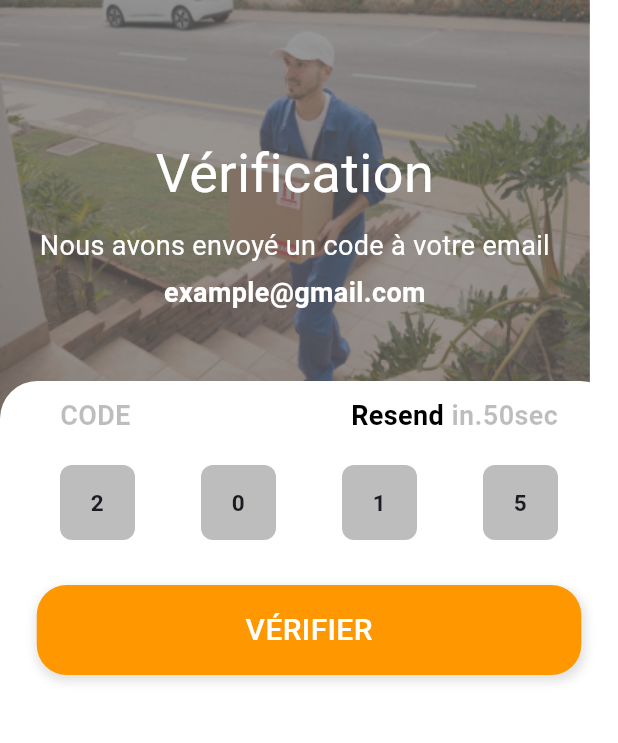
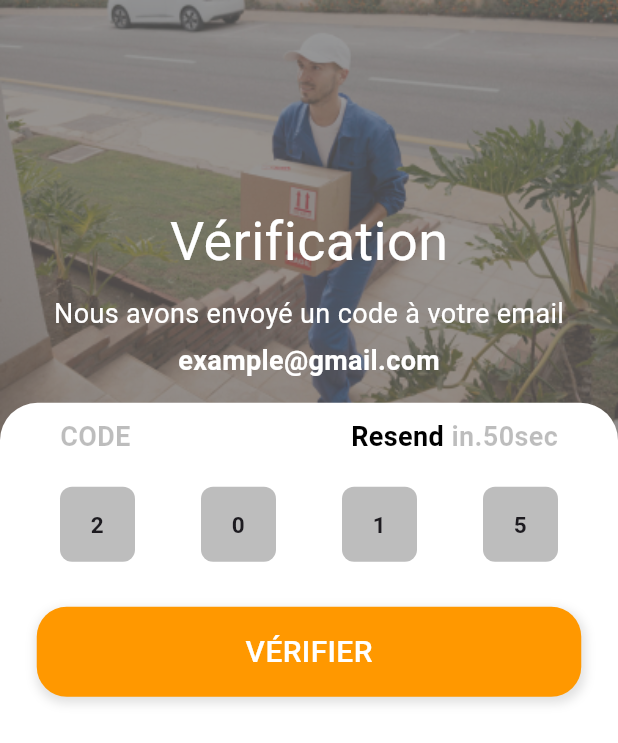
Before and after one commit to BAHRAOUIYassir/RapidDeliveryPFE, a Flutter app: the Verification screen opened directly, on a phone screen of 412 x 824 dp. Shown: the top 743 px of the screen. Run offline on Flutter 3.47's test engine with Material 3 defaults, Android fonts, the phone set to English and light mode, and no system bars; our stand-ins replace animated_splash_screen, animated_text_kit, dots_indicator, google_fonts, lottie; Roboto replaces fonts that are missing (fonts/inter-Regular.ttf).

Commit message:
hana 9dit hadok les page rah db thal moxkil avec scrool

```diff
--- a/mobile_app/lib/screen/Espace_de_livreur/Verification.dart
+++ b/mobile_app/lib/screen/Espace_de_livreur/Verification.dart
@@ -8,17 +8,16 @@ class Verification extends StatelessWidget {
 
   @override
   Widget build(BuildContext context) {
-    return Scaffold(
-      body: Stack(
-        children: [
-          Container(
-            height: MediaQuery.sizeOf(context).height,
-          ),
+    return SafeArea(
+        child: Scaffold(
+
+            body: SingleChildScrollView(
+                child: Column(children: [
               Stack(
                 alignment: Alignment.center,
                 children: [
                   Container(
-                width: 393,
+                    width: MediaQuery.sizeOf(context).width,
                     color: Colors.black38, //hada bax image ktwli kahla xwiya
                     child: Image.asset(
                       'image/livreur_men.png',
@@ -26,7 +25,7 @@ class Verification extends StatelessWidget {
                     ),
                   ),
                   Positioned(
-                top: 90,
+                    bottom: 40,
                     child: Column(
                       children: [
                         text36(name: 'Vérification', color: Colors.white),
@@ -49,11 +48,11 @@ class Verification extends StatelessWidget {
                   )
                 ],
               ),
-          Positioned(
-            bottom: 0,
+              Transform.translate(
+                offset: const Offset(0, -25),
                 child: Container(
                   width: MediaQuery.sizeOf(context).width,
-              height: 570,
+                  height: MediaQuery.sizeOf(context).height,
                   decoration: const BoxDecoration(
                     color: Colors.white,
                     borderRadius: BorderRadius.only(
@@ -63,8 +62,7 @@ class Verification extends StatelessWidget {
                   ),
                   child: Padding(
                     padding: const EdgeInsets.all(10.0),
-                child: Column(
-                  children: [
+                    child: Column(children: [
                       Padding(
                         padding: const EdgeInsets.symmetric(horizontal: 30),
                         child: Row(
@@ -77,7 +75,8 @@ class Verification extends StatelessWidget {
                             Row(
                               children: [
                                 text18(
-                                  name: 'Resend', fontWeight: FontWeight.bold),
+                                    name: 'Resend',
+                                    fontWeight: FontWeight.bold),
                                 const SizedBox(
                                   width: 5,
                                 ),
@@ -109,14 +108,11 @@ class Verification extends StatelessWidget {
                         height: 30,
                       ),
                       button(name: 'VÉRIFIER', sizetext: 20),
-                  ],
+                    ]),
                   ),
                 ),
               ),
-          )
-        ],
-      ),
-    );
+            ]))));
   }
 }
 
@@ -132,7 +128,7 @@ Widget casse({String n = ''}) {
       child: Text(
         n,
         textAlign: TextAlign.center,
-        style: TextStyle(fontSize: 15, fontWeight: FontWeight.w600),
+        style: const TextStyle(fontSize: 15, fontWeight: FontWeight.w600),
       ),
     ),
   );
```
Also changed, not shown: mobile_app/lib/animation/animation_intro_logo.dart (+3 -7 lines), mobile_app/lib/screen/Espace_de_livreur/Mode_pass.dart (+9 -27 lines). Lines whose indentation alone changed are shown as unchanged.
